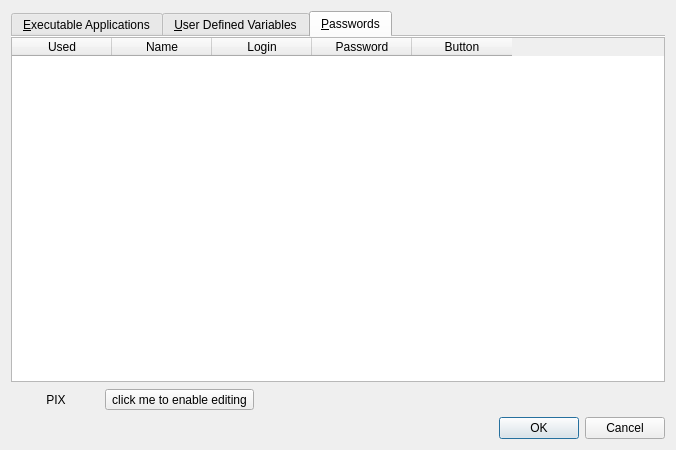
The window that DoffenSSHTunnel/source/VariableSettingsDialog.ui (NgzQ3Ee5/DoffenSSHTunnel) describes before a commit, drawn with Qt 5.
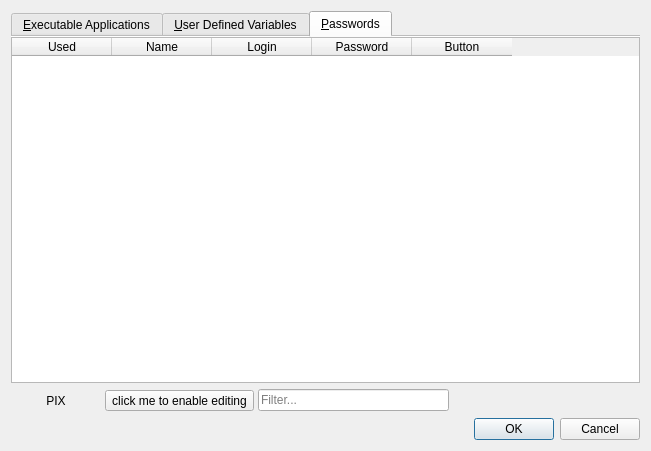
The same window after the commit. The open tabs and pages were chosen to show the change. Icons and pictures are not drawn. Custom widgets are drawn as their Qt base class.

Commit message: Added filter functionality to the password list in the variable settings

Patch:
```diff
--- a/DoffenSSHTunnel/source/VariableSettingsDialog.ui
+++ b/DoffenSSHTunnel/source/VariableSettingsDialog.ui
@@ -6,8 +6,8 @@
    <rect>
     <x>0</x>
     <y>0</y>
-    <width>676</width>
-    <height>450</height>
+    <width>651</width>
+    <height>451</height>
    </rect>
   </property>
   <property name="windowTitle">
@@ -555,6 +555,16 @@
             </property>
            </widget>
           </item>
+          <item>
+           <widget class="QLineEdit" name="editPwdFilter">
+            <property name="placeholderText">
+             <string>Filter...</string>
+            </property>
+            <property name="clearButtonEnabled">
+             <bool>true</bool>
+            </property>
+           </widget>
+          </item>
           <item>
            <spacer name="horizontalSpacer_3">
             <property name="orientation">
```
Left out of the diff: 22 changed lines with no effect on the pictures. The commit also changes 3 other files.
